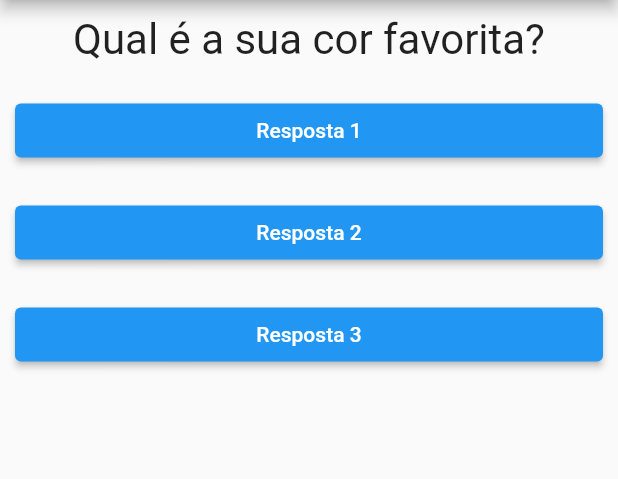
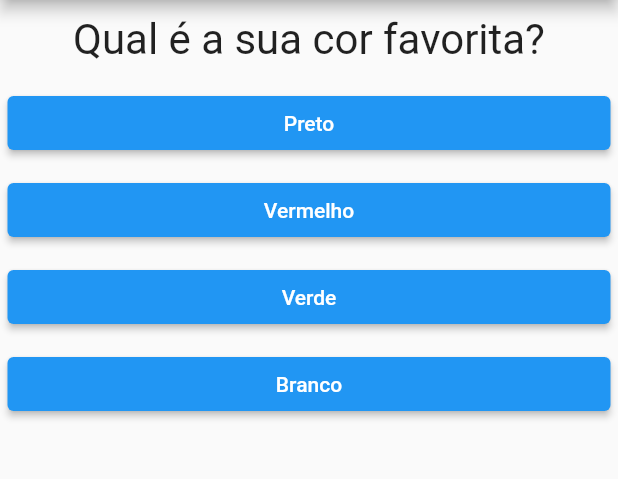
Before and after one commit to joaosanson/perguntas_flutter, a Flutter app: the screen it shows after launch, on a phone screen of 412 x 824 dp, the part 84-563 px from its top. Run offline on Flutter 3.47's test engine with Material 2 defaults, Android fonts, the phone set to English and light mode, and no system bars.

Commit message:
some more features to the app

```diff
--- a/lib/answer.dart
+++ b/lib/answer.dart
@@ -9,7 +9,7 @@ class Answer extends StatelessWidget {
   Widget build(BuildContext context) {
     return Container(
       width: double.infinity,
-      margin: const EdgeInsets.all(10),
+      margin: const EdgeInsets.all(5),
       child: ElevatedButton(
         onPressed: onPressed,
         style: ElevatedButton.styleFrom(
--- a/lib/main.dart
+++ b/lib/main.dart
@@ -4,19 +4,9 @@ import 'answer.dart';
 
 main() => runApp(const MyApp());
 
-class MyAppState extends State<MyApp> {
-  var _perguntaSelecionada = 0;
-
-  void _responder() {
-    setState(() {
-      _perguntaSelecionada++;
-    });
-    debugPrint('debug: $_perguntaSelecionada');
-  }
-
-  @override
-  Widget build(BuildContext context) {
-    final List<Map<String, Object>> questions = [
+class _MyAppState extends State<MyApp> {
+  var _selectedQuestion = 0;
+  final List<Map<String, Object>> _questions = const [
     {
       'question': 'Qual é a sua cor favorita?',
       'answer': ['Preto', 'Vermelho', 'Verde', 'Branco']
@@ -27,23 +17,47 @@ class MyAppState extends State<MyApp> {
     },
     {
       'question': 'Qual é a sua linguagem de programação favorita?',
-        'answer': ['Python', 'JavaScript', 'Dart', 'Java']
+      'answer': ['Python', 'JavaScript', 'Flutter', 'Java']
     }
   ];
+
+  void _responder() {
+    if (isThereSelectedQuestion) {
+      setState(() {
+        _selectedQuestion++;
+        debugPrint('debug: $_selectedQuestion');
+      });
+    }
+  }
+
+  bool get isThereSelectedQuestion {
+    return _selectedQuestion < _questions.length;
+  }
+
+  @override
+  Widget build(BuildContext context) {
+    List<String> answers = isThereSelectedQuestion
+        ? _questions[_selectedQuestion].cast()['answer']
+        : [];
 
     return MaterialApp(
       home: Scaffold(
         appBar: AppBar(
           title: const Center(child: Text('Perguntas')),
         ),
-        body: Column(
-          children: [
-            Question(questions[_perguntaSelecionada]['question'].toString()),
-            Answer('Resposta 1', _responder),
-            Answer('Resposta 2', _responder),
-            Answer('Resposta 3', _responder),
+        body: isThereSelectedQuestion
+            ? Column(
+                children: <Widget>[
+                  Question(
+                      _questions[_selectedQuestion]['question'].toString()),
+                  ...answers.map((t) => Answer(t, _responder)).toList(),
                 ],
-        ),
+              )
+            : const Center(
+                child: Text(
+                'Sem mais perguntas.',
+                style: TextStyle(fontSize: 28),
+              )),
       ),
     );
   }
@@ -53,7 +67,7 @@ class MyApp extends StatefulWidget {
   const MyApp({super.key});
 
   @override
-  MyAppState createState() {
-    return MyAppState();
+  _MyAppState createState() {
+    return _MyAppState();
   }
 }
```
Lines whose indentation alone changed are shown as unchanged.
